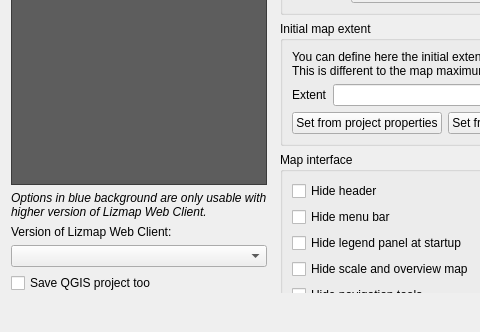
Qt form lizmap/resources/ui/ui_lizmap.ui (3liz/lizmap-plugin) before a commit; both pictures show x 0 to 480 and y 377 to 709 of the 984 by 709 pixel window.
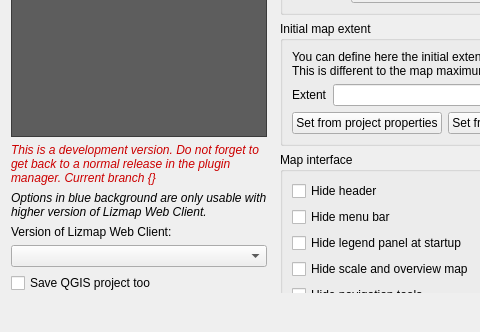
The same form after that commit. Custom widgets are drawn as their Qt base class.

Commit message: add a warning when running a dev branch version

What changed in the file:
```diff
--- a/lizmap/resources/ui/ui_lizmap.ui
+++ b/lizmap/resources/ui/ui_lizmap.ui
@@ -165,6 +165,16 @@
          </item>
         </widget>
        </item>
+       <item>
+        <widget class="QLabel" name="label_dev_version">
+         <property name="text">
+          <string>&lt;html&gt;&lt;head/&gt;&lt;body&gt;&lt;p&gt;&lt;span style=&quot; font-style:italic; color:#cc0000;&quot;&gt;This is a development version. Do not forget to get back to a normal release in the plugin manager. Current branch {}&lt;/span&gt;&lt;/p&gt;&lt;/body&gt;&lt;/html&gt;</string>
+         </property>
+         <property name="wordWrap">
+          <bool>true</bool>
+         </property>
+        </widget>
+       </item>
        <item>
         <widget class="QLabel" name="label_lwc_version">
          <property name="font">
```
The commit also changes 1 other file.
